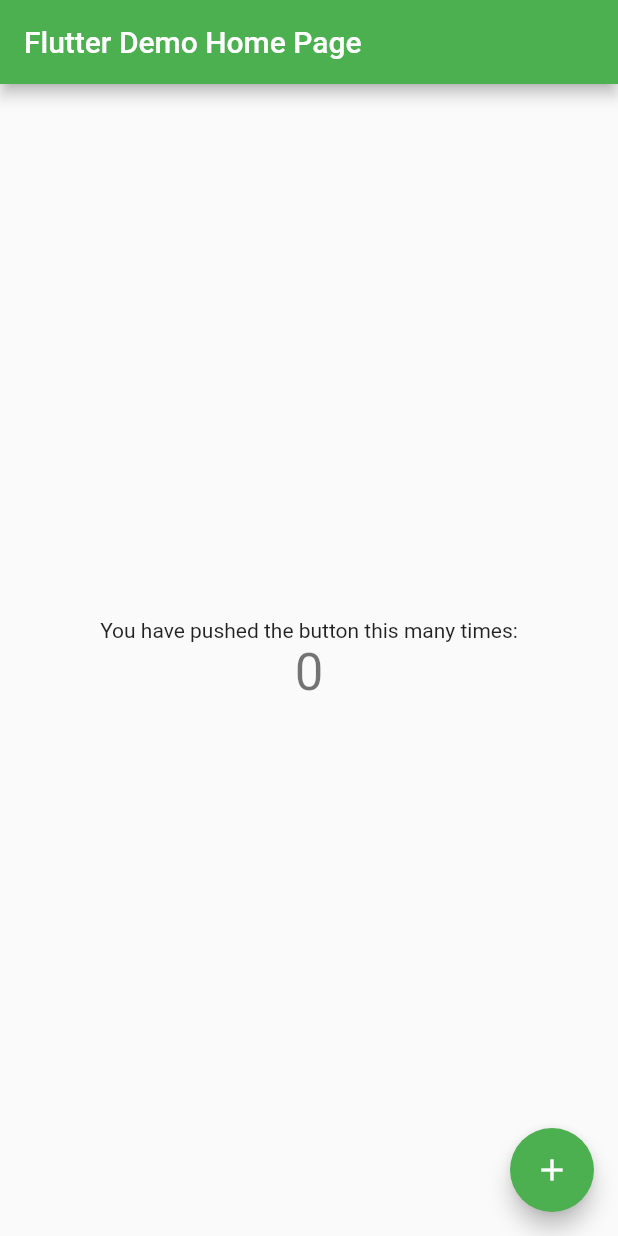
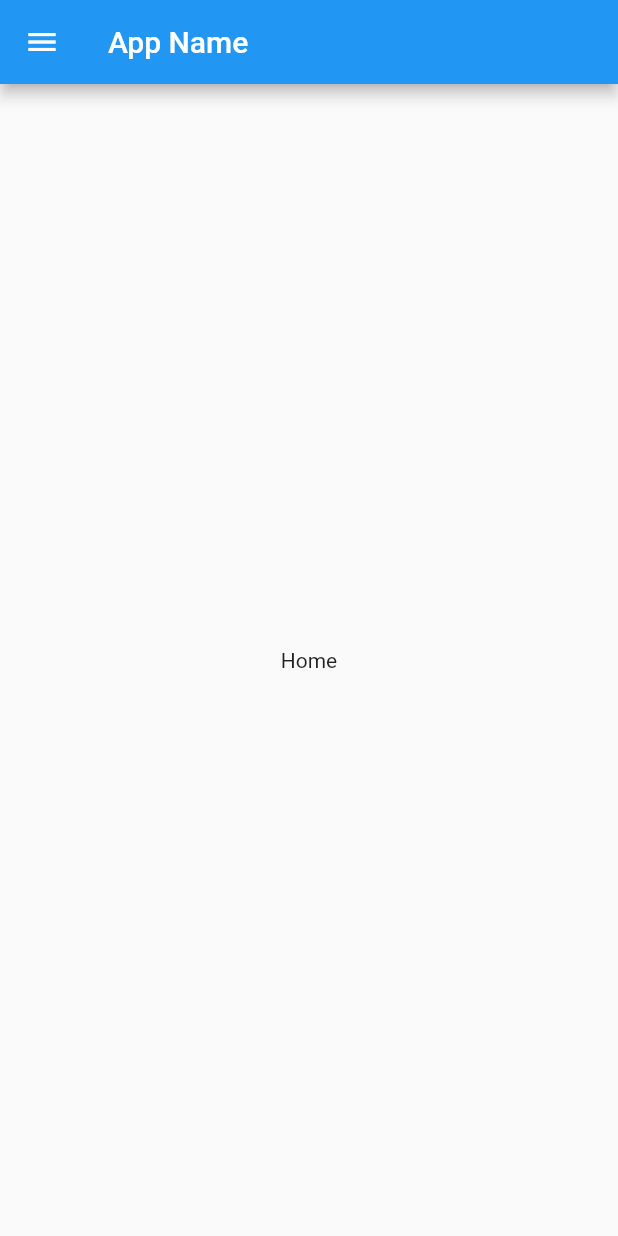
Before and after one commit to Codesoc-IIITR/IIITR, a Flutter app: the screen it shows after launch, on a phone screen of 412 x 824 dp. Run offline on Flutter 3.47's test engine with Material 2 defaults, Android fonts, the light colour scheme and no system bars; our stand-ins replace flip_card.

Commit message:
Basic home page frame

```diff
--- a/lib/course.dart
+++ b/lib/course.dart
@@ -1,7 +1,6 @@
 import 'package:flutter/material.dart';
 import 'package:flip_card/flip_card.dart';
-
-void main() => runApp(new MyApp());
+// void main() => runApp(new MyApp());
 
 class CardItemModel {
   String cardTitle;
--- a/lib/main.dart
+++ b/lib/main.dart
@@ -1,117 +1,65 @@
 import 'package:flutter/material.dart';
 
-void main() {
-  runApp(MyApp());
-}
+void main() => runApp(MyApp());
 
 class MyApp extends StatelessWidget {
-  // This widget is the root of your application.
+  final appTitle = 'My Home';
+
   @override
   Widget build(BuildContext context) {
+
     return MaterialApp(
-      title: 'Flutter Demo',
-      theme: ThemeData(
-        // This is the theme of your application.
-        //
-        // Try running your application with "flutter run". You'll see the
-        // application has a blue toolbar. Then, without quitting the app, try
-        // changing the primarySwatch below to Colors.green and then invoke
-        // "hot reload" (press "r" in the console where you ran "flutter run",
-        // or simply save your changes to "hot reload" in a Flutter IDE).
-        // Notice that the counter didn't reset back to zero; the application
-        // is not restarted.
-        primarySwatch: Colors.green,
-        // This makes the visual density adapt to the platform that you run
-        // the app on. For desktop platforms, the controls will be smaller and
-        // closer together (more dense) than on mobile platforms.
-        visualDensity: VisualDensity.adaptivePlatformDensity,
-      ),
-      home: MyHomePage(title: 'Flutter Demo Home Page'),
+      darkTheme: ThemeData( brightness: Brightness.dark,),
+      title: appTitle,
+      home: MyHomePage(title: 'App Name'),
     );
   }
 }
 
-class MyHomePage extends StatefulWidget {
-  MyHomePage({Key key, this.title}) : super(key: key);
-
-  // This widget is the home page of your application. It is stateful, meaning
-  // that it has a State object (defined below) that contains fields that affect
-  // how it looks.
-
-  // This class is the configuration for the state. It holds the values (in this
-  // case the title) provided by the parent (in this case the App widget) and
-  // used by the build method of the State. Fields in a Widget subclass are
-  // always marked "final".
-
+class MyHomePage extends StatelessWidget {
   final String title;
 
-  @override
-  _MyHomePageState createState() => _MyHomePageState();
-}
-
-class _MyHomePageState extends State<MyHomePage> {
-  int _counter = 0;
-
-  void _incrementCounter() {
-    setState(() {
-      // This call to setState tells the Flutter framework that something has
-      // changed in this State, which causes it to rerun the build method below
-      // so that the display can reflect the updated values. If we changed
-      // _counter without calling setState(), then the build method would not be
-      // called again, and so nothing would appear to happen.
-      _counter++;
-    });
-  }
+  MyHomePage({Key key, this.title}) : super(key: key);
 
   @override
   Widget build(BuildContext context) {
-    // This method is rerun every time setState is called, for instance as done
-    // by the _incrementCounter method above.
-    //
-    // The Flutter framework has been optimized to make rerunning build methods
-    // fast, so that you can just rebuild anything that needs updating rather
-    // than having to individually change instances of widgets.
     return Scaffold(
-      appBar: AppBar(
-        // Here we take the value from the MyHomePage object that was created by
-        // the App.build method, and use it to set our appbar title.
-        title: Text(widget.title),
-      ),
-      body: Center(
-        // Center is a layout widget. It takes a single child and positions it
-        // in the middle of the parent.
-        child: Column(
-          // Column is also a layout widget. It takes a list of children and
-          // arranges them vertically. By default, it sizes itself to fit its
-          // children horizontally, and tries to be as tall as its parent.
-          //
-          // Invoke "debug painting" (press "p" in the console, choose the
-          // "Toggle Debug Paint" action from the Flutter Inspector in Android
-          // Studio, or the "Toggle Debug Paint" command in Visual Studio Code)
-          // to see the wireframe for each widget.
-          //
-          // Column has various properties to control how it sizes itself and
-          // how it positions its children. Here we use mainAxisAlignment to
-          // center the children vertically; the main axis here is the vertical
-          // axis because Columns are vertical (the cross axis would be
-          // horizontal).
-          mainAxisAlignment: MainAxisAlignment.center,
+      appBar: AppBar(title: Text(title)),
+      body: Center(child: Text('Home')),
+      drawer: Drawer(
+        // Add a ListView to the drawer. This ensures the user can scroll
+        // through the options in the drawer if there isn't enough vertical
+        // space to fit everything.
+        child: ListView(
+          // Important: Remove any padding from the ListView.
+          padding: EdgeInsets.zero,
           children: <Widget>[
-            Text(
-              'You have pushed the button this many times:',
+            UserAccountsDrawerHeader(
+              accountName: Text("Kushagra Indurkhya"),
+              accountEmail: Text("CS19B1017"),
+              currentAccountPicture: CircleAvatar(backgroundColor:Colors.white,child: Text("K",style: TextStyle(fontSize: 40.0),),),
+                                      ),
+            ListTile(
+              leading: Icon(Icons.class_), title: Text("Course Schedule"),
+              onTap: () {
+                // Update the state of the app
+                // ...
+                // Then close the drawer
+                Navigator.pop(context);
+              },
             ),
-            Text(
-              '$_counter',
-              style: Theme.of(context).textTheme.headline4,
+            ListTile(
+              leading: Icon(Icons.fastfood), title: Text("Mess Schedule"),
+              onTap: () {
+                // Update the state of the app
+                // ...
+                // Then close the drawer
+                Navigator.pop(context);
+              },
             ),
           ],
         ),
       ),
-      floatingActionButton: FloatingActionButton(
-        onPressed: _incrementCounter,
-        tooltip: 'Increment',
-        child: Icon(Icons.add),
-      ), // This trailing comma makes auto-formatting nicer for build methods.
     );
   }
 }
```
